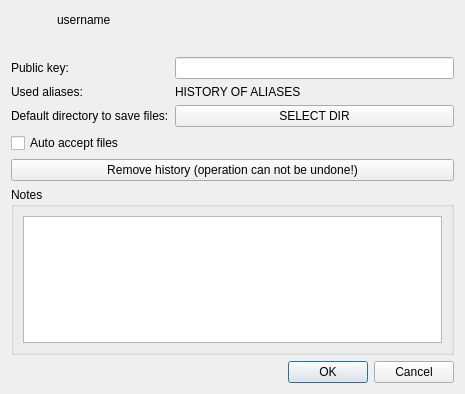
Qt form src/widget/about/aboutuser.ui (qTox/qTox) before a commit.
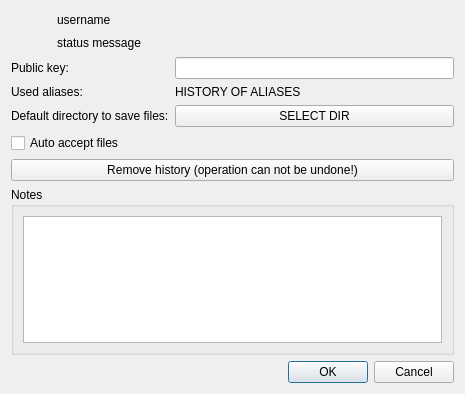
The same form after that commit. Icons and pictures are not drawn.

Commit message: Make autoaccept per user work from aboutUser window

```diff
--- a/src/widget/about/aboutuser.ui
+++ b/src/widget/about/aboutuser.ui
@@ -42,7 +42,7 @@
             <bool>false</bool>
            </property>
            <property name="text">
-            <string/>
+            <string>status message</string>
            </property>
            <property name="textFormat">
             <enum>Qt::PlainText</enum>
```
The commit also changes 3 other files.
